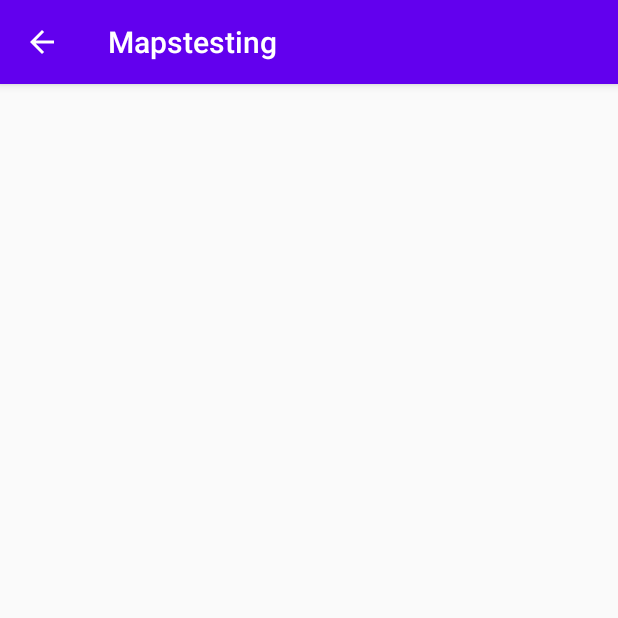
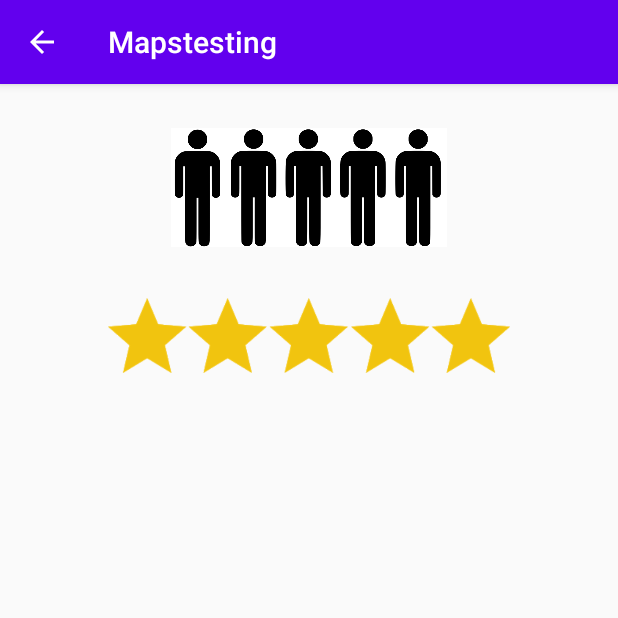
Before and after one commit to ricky-ma/HotSpot, an Android app: the Page3Info screen opened directly, with no data from a screen before it, on a phone screen of 412 x 824 dp, the top half of it. Run offline under Robolectric (Android 15) with nearby library versions, the phone set to English and light mode, and no system bars; 4 statements that could not run were skipped.

Commit message:
restructured code in page 2 and 3

```diff
--- a/App/AndroidApp/app/src/main/java/com/example/mapstesting/Page3Info.java
+++ b/App/AndroidApp/app/src/main/java/com/example/mapstesting/Page3Info.java
@@ -13,6 +13,8 @@ public class Page3Info extends AppCompatActivity {
         super.onCreate(savedInstanceState);
         setContentView(R.layout.activity_page3);
 
+        Bundle extras = getIntent().getExtras();
+
         LinearLayout mainLayout = findViewById(R.id.ButtonLayout);
         LinearLayout txtLayout = findViewById(R.id.textLayout);
 
@@ -20,48 +22,48 @@ public class Page3Info extends AppCompatActivity {
         ImageView ratingImage = findViewById(R.id.imageView_pos_stars);
 
         //display number of stars for restaurant
-//        int rating = (int) Math.round(restaurant.getRating());
-//        switch (rating) {
-//            case 0:
-//                 ratingImage.setImageResource(R.drawable.zero_stars);
-//            case 1:
-//                 ratingImage.setImageResource(R.drawable.one_star);
-//            case 2:
-//                 ratingImage.setImageResource(R.drawable.two_stars);
-//            case 3:
-//                 ratingImage.setImageResource(R.drawable.three_stars);
-//            case 4:
-//                 ratingImage.setImageResource(R.drawable.four_stars);
-//            case 5:
-//                 ratingImage.setImageResource(R.drawable.five_stars);
-//            default:
-//                 ratingImage.setImageResource(R.drawable.five_stars);
-//        }
+        int rating = Math.round(extras.getInt("rating"));
+        switch (rating) {
+            case 0:
+                 ratingImage.setImageResource(R.drawable.zero_stars);
+            case 1:
+                 ratingImage.setImageResource(R.drawable.one_star);
+            case 2:
+                 ratingImage.setImageResource(R.drawable.two_stars);
+            case 3:
+                 ratingImage.setImageResource(R.drawable.three_stars);
+            case 4:
+                 ratingImage.setImageResource(R.drawable.four_stars);
+            case 5:
+                 ratingImage.setImageResource(R.drawable.five_stars);
+            default:
+                 ratingImage.setImageResource(R.drawable.five_stars);
+        }
 
-//        int currPop = (int) Math.round(restaurant.getCurrent_popularity());
-//        switch (currPop) {
-//            case 0:
-//                populationImage.setImageResource(R.drawable.safe_guy);
-//            case 1:
-//                populationImage.setImageResource(R.drawable.lonely_guy);
-//            case 2:
-//                populationImage.setImageResource(R.drawable.two_guys);
-//            case 3:
-//                populationImage.setImageResource(R.drawable.three_guys);
-//            case 4:
-//                populationImage.setImageResource(R.drawable.four_guys);
-//            case 5:
-//                populationImage.setImageResource(R.drawable.five_guys);
-//            default:
-//                populationImage.setImageResource(R.drawable.five_guys);
-//        }
+        int currPop = extras.getInt("curr_pop") / 20;
+        switch (currPop) {
+            case 0:
+                populationImage.setImageResource(R.drawable.safe_guy);
+            case 1:
+                populationImage.setImageResource(R.drawable.lonely_guy);
+            case 2:
+                populationImage.setImageResource(R.drawable.two_guys);
+            case 3:
+                populationImage.setImageResource(R.drawable.three_guys);
+            case 4:
+                populationImage.setImageResource(R.drawable.four_guys);
+            case 5:
+                populationImage.setImageResource(R.drawable.five_guys);
+            default:
+                populationImage.setImageResource(R.drawable.five_guys);
+        }
 
         TextView name = new TextView(this);
-//        name.setText("Name: " + restaurant.getName);
+        name.setText("Name: " + extras.getString("name"));
         txtLayout.addView(name);
 
         TextView address = new TextView(this);
-//        address.setText("Address: " + restaurant.getAddress);
+        address.setText("Address: " + extras.getString("address"));
         txtLayout.addView(address);
     }
 }
--- a/App/AndroidApp/app/src/main/res/layout/activity_page2.xml
+++ b/App/AndroidApp/app/src/main/res/layout/activity_page2.xml
@@ -5,7 +5,7 @@
         xmlns:app="http://schemas.android.com/apk/res-auto"
         android:layout_width="match_parent"
         android:layout_height="match_parent"
-        tools:context=".MainActivity">
+        tools:context=".Page2List">
     <ScrollView
             android:layout_width="match_parent"
             android:layout_height="match_parent" tools:layout_editor_absoluteY="99dp"
```
Also changed, not shown: App/AndroidApp/app/src/main/java/com/example/mapstesting/Page2List.java (+37 -30 lines).
